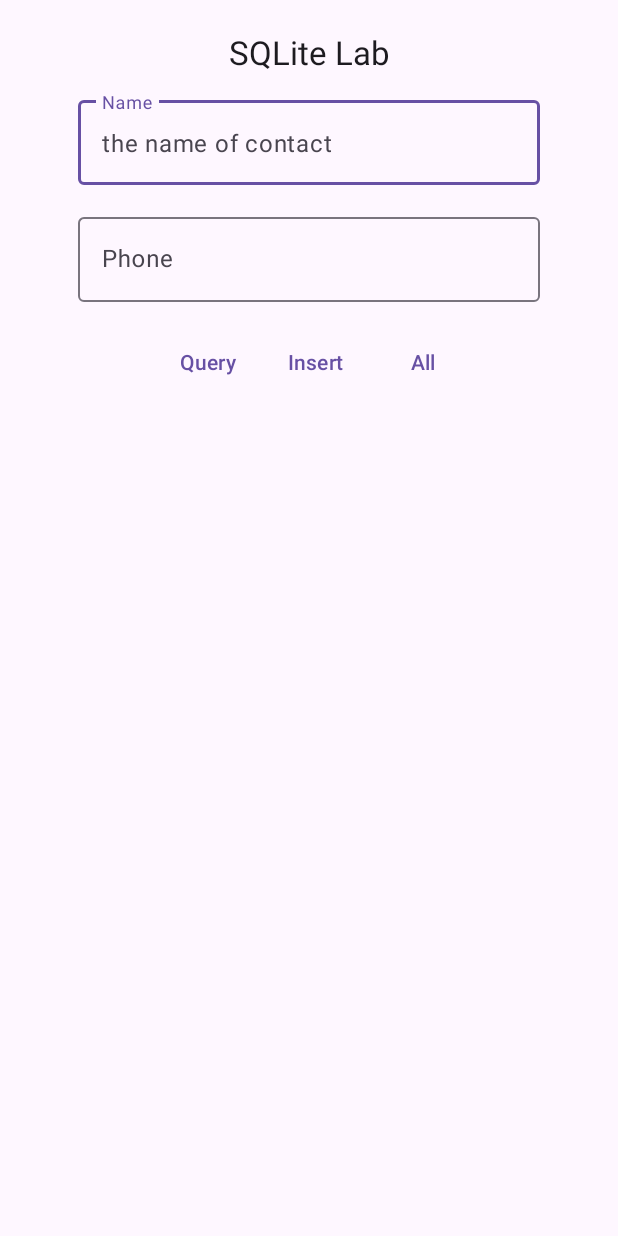
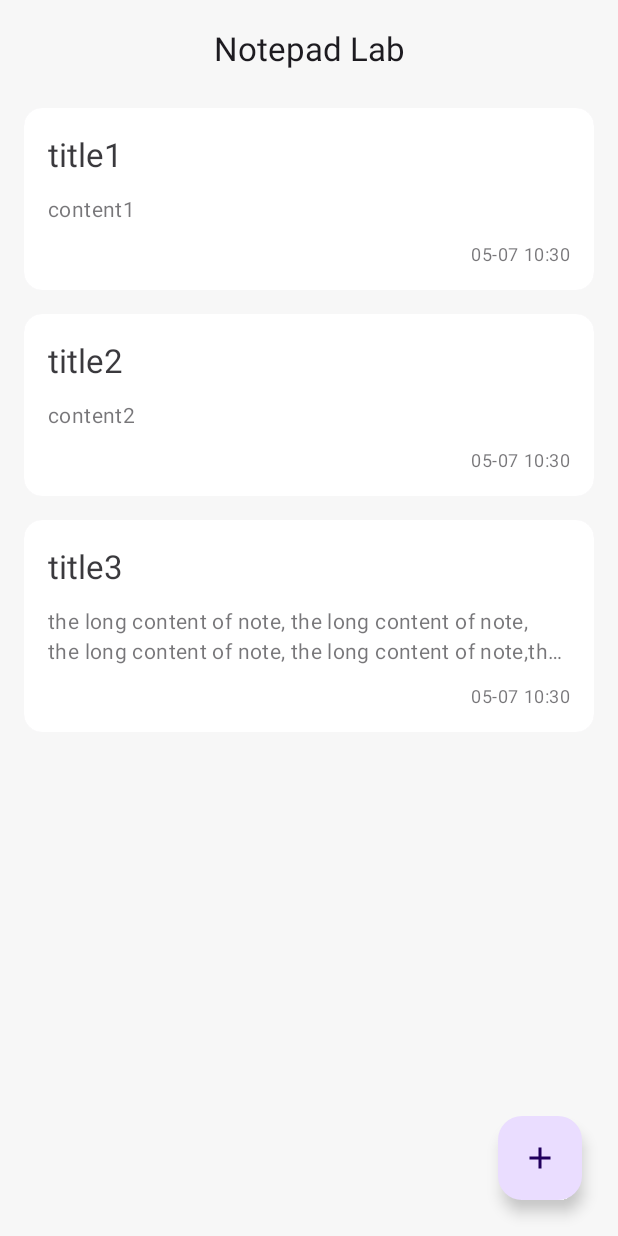
Before and after one commit to Chilfish/Android-demo, an Android app: the screen it shows after launch (SqliteActivity before the commit, NotepadActivity after it), on a phone screen of 412 x 824 dp. Run offline under Robolectric (Android 15) with nearby library versions, the phone set to English and light mode, and no system bars; our stand-ins replace Room's generated code, data binding.

Commit message:
notepad: base home page

```diff
--- a/app/build.gradle.kts
+++ b/app/build.gradle.kts
@@ -50,6 +50,7 @@ dependencies {
     implementation(libs.kotlin.stdlib)
     implementation(libs.coroutines)
     kapt(libs.kapt)
+    implementation(libs.activity)
 
     //UI
     implementation(libs.material)
@@ -70,6 +71,7 @@ dependencies {
 
     implementation(libs.room)
     annotationProcessor(libs.room.compiler)
+    kapt(libs.room.compiler)
     implementation(libs.room.ktx)
 
     // Test
--- a/app/src/main/java/top/chilfish/labs/BaseAdapter.kt
+++ b/app/src/main/java/top/chilfish/labs/BaseAdapter.kt
@@ -39,6 +39,12 @@ abstract class BaseAdapter<T, VB : ViewDataBinding> :
     fun addItem(item: T) {
         items.add(item)
         notifyItemInserted(items.size - 1)
+    }
+
+    fun addItems(newItems: MutableList<T>) {
+        val oldSize = items.size
+        items.addAll(newItems)
+        notifyItemRangeInserted(oldSize, newItems.size)
     }
 
     fun rmItem(item: T) {
--- a/app/src/main/java/top/chilfish/labs/MainActivity.kt
+++ b/app/src/main/java/top/chilfish/labs/MainActivity.kt
@@ -5,6 +5,7 @@ import androidx.appcompat.app.AppCompatActivity
 import android.os.Bundle
 import androidx.recyclerview.widget.LinearLayoutManager
 import top.chilfish.labs.databinding.ActivitySqliteBinding
+import top.chilfish.labs.notepad.NotepadActivity
 import top.chilfish.labs.sqlite.Contact
 import top.chilfish.labs.sqlite.ContactAdapter
 import top.chilfish.labs.sqlite.SqliteActivity
@@ -15,8 +16,9 @@ class MainActivity : AppCompatActivity() {
         setContentView(R.layout.activity_main)
         ContextHolder.init(application)
 
-        val intent = Intent(this, SqliteActivity::class.java)
-        startActivity(intent)
+        val sqlite = Intent(this, SqliteActivity::class.java)
+        val notepad = Intent(this, NotepadActivity::class.java)
+        startActivity(notepad)
         finish()
     }
 }
--- /dev/null
+++ b/app/src/main/java/top/chilfish/labs/MainApplication.kt
@@ -0,0 +1,14 @@
+package top.chilfish.labs
+
+import android.app.Application
+import kotlinx.coroutines.CoroutineScope
+import kotlinx.coroutines.SupervisorJob
+import top.chilfish.labs.notepad.data.NoteDatabase
+import top.chilfish.labs.notepad.data.NoteRepository
+
+class MainApplication : Application() {
+    val applicationScope = CoroutineScope(SupervisorJob())
+
+    private val noteDatabase by lazy { NoteDatabase.getDatabase(this) }
+    val noteRepository by lazy { NoteRepository(noteDatabase.noteDao()) }
+}
--- a/app/src/main/java/top/chilfish/labs/notepad/NotepadActivity.kt
+++ b/app/src/main/java/top/chilfish/labs/notepad/NotepadActivity.kt
@@ -1,19 +1,23 @@
 package top.chilfish.labs.notepad
 
 import android.os.Bundle
+import androidx.activity.viewModels
 import androidx.appcompat.app.AppCompatActivity
 import androidx.recyclerview.widget.LinearLayoutManager
 import androidx.recyclerview.widget.RecyclerView
+import top.chilfish.labs.MainApplication
+import top.chilfish.labs.R
 import top.chilfish.labs.databinding.ActivityNotepadBinding
-import top.chilfish.labs.notepad.data.NoteDatabase
-import top.chilfish.labs.notepad.data.NoteRepository
+import top.chilfish.labs.notepad.data.NoteEntity
 
 class NotepadActivity : AppCompatActivity() {
     private lateinit var binding: ActivityNotepadBinding
     private val noteAdapter = NoteAdapter()
     private lateinit var rv: RecyclerView
 
-    private lateinit var noteViewModel: NoteViewModel
+    private val noteViewModel: NoteViewModel by viewModels {
+        NoteViewModelFactory((application as MainApplication).noteRepository)
+    }
 
     private fun init() {
         binding = ActivityNotepadBinding.inflate(layoutInflater)
@@ -22,8 +26,13 @@ class NotepadActivity : AppCompatActivity() {
         rv.layoutManager = LinearLayoutManager(this)
         rv.adapter = noteAdapter
 
-        val database by lazy { NoteDatabase.getDatabase(this) }
-        noteViewModel = NoteViewModel(NoteRepository(database.noteDao()))
+        noteAdapter.addItems(
+            listOf(
+                NoteEntity(title = "title1", content = "content1"),
+                NoteEntity(title = "title2", content = "content2"),
+                NoteEntity(title = "title3", content = getString(R.string.place_long_content)),
+            ).toMutableList()
+        )
     }
 
     override fun onCreate(savedInstanceState: Bundle?) {
--- a/app/src/main/java/top/chilfish/labs/notepad/data/NoteDao.kt
+++ b/app/src/main/java/top/chilfish/labs/notepad/data/NoteDao.kt
@@ -1,15 +1,17 @@
 package top.chilfish.labs.notepad.data
 
+import androidx.room.Dao
 import androidx.room.Delete
 import androidx.room.Insert
 import androidx.room.Query
 import androidx.room.Update
 import kotlinx.coroutines.flow.Flow
 
+@Dao
 interface NoteDao {
 
     @Query("SELECT * FROM $NOTE_TABLE ORDER BY time DESC")
-    suspend fun getAll(): Flow<List<NoteEntity>>
+    fun getAll(): Flow<List<NoteEntity>>
 
     @Insert
     suspend fun insert(note: NoteEntity): Long
--- a/app/src/main/java/top/chilfish/labs/notepad/data/NoteDatabase.kt
+++ b/app/src/main/java/top/chilfish/labs/notepad/data/NoteDatabase.kt
@@ -10,7 +10,7 @@ abstract class NoteDatabase : RoomDatabase() {
     abstract fun noteDao(): NoteDao
 
     companion object {
-        const val DB_NAME = "note.db"
+        private const val DB_NAME = "note.db"
 
         @Volatile
         private var INSTANT: NoteDatabase? = null
--- a/app/src/main/java/top/chilfish/labs/notepad/data/NoteEntity.kt
+++ b/app/src/main/java/top/chilfish/labs/notepad/data/NoteEntity.kt
@@ -1,7 +1,11 @@
 package top.chilfish.labs.notepad.data
 
 import androidx.room.Entity
+import androidx.room.Ignore
 import androidx.room.PrimaryKey
+import java.text.SimpleDateFormat
+import java.util.Date
+import java.util.Locale
 
 const val NOTE_TABLE = "notes"
 
@@ -11,5 +15,13 @@ data class NoteEntity(
     val id: Int = 0,
     val title: String,
     val content: String,
-    val time: String = System.currentTimeMillis().toString()
-)
+    val time: Long = System.currentTimeMillis()
+) {
+    @get:Ignore
+    val formattedTime: String
+        get() {
+            val date = Date(time)
+            val sdf = SimpleDateFormat("MM-dd HH:mm", Locale.getDefault())
+            return sdf.format(date)
+        }
+}
--- a/app/src/main/java/top/chilfish/labs/notepad/data/NoteRepository.kt
+++ b/app/src/main/java/top/chilfish/labs/notepad/data/NoteRepository.kt
@@ -2,7 +2,7 @@ package top.chilfish.labs.notepad.data
 
 class NoteRepository(private val noteDao: NoteDao) {
 
-    suspend fun getAll() = noteDao.getAll()
+    val allNotes = noteDao.getAll()
 
     suspend fun insert(note: NoteEntity) = noteDao.insert(note)
 
--- /dev/null
+++ b/app/src/main/res/drawable/baseline_add_24.xml
@@ -0,0 +1,5 @@
+<vector android:height="24dp" android:tint="#000000"
+    android:viewportHeight="24" android:viewportWidth="24"
+    android:width="24dp" xmlns:android="http://schemas.android.com/apk/res/android">
+    <path android:fillColor="@android:color/white" android:pathData="M19,13h-6v6h-2v-6H5v-2h6V5h2v6h6v2z"/>
+</vector>
--- a/app/src/main/res/layout/activity_notepad.xml
+++ b/app/src/main/res/layout/activity_notepad.xml
@@ -7,18 +7,39 @@
 
     </data>
 
-    <LinearLayout
+    <androidx.coordinatorlayout.widget.CoordinatorLayout
         android:layout_width="match_parent"
-        android:layout_height="match_parent">
+        android:layout_height="match_parent"
+        android:background="@color/surface">
+
+        <com.google.android.material.appbar.AppBarLayout
+            android:layout_width="match_parent"
+            android:layout_height="wrap_content">
+
+            <com.google.android.material.appbar.MaterialToolbar
+                android:id="@+id/topAppBar"
+                android:layout_width="match_parent"
+                android:layout_height="?attr/actionBarSize"
+                app:title="@string/title_notepad"
+                app:titleCentered="true" />
+        </com.google.android.material.appbar.AppBarLayout>
 
 
         <androidx.recyclerview.widget.RecyclerView
             android:id="@+id/notes"
-            android:layout_width="0dp"
-            android:layout_height="0dp"
-            android:layout_margin="16dp"
-            android:layout_weight="1"
+            android:layout_width="match_parent"
+            android:layout_height="wrap_content"
+            android:layout_marginTop="?attr/actionBarSize"
             app:layoutManager="GridLayoutManager"
             tools:listitem="@layout/item_note" />
-    </LinearLayout>
+
+        <com.google.android.material.floatingactionbutton.FloatingActionButton
+            android:id="@+id/floating_action_button"
+            android:layout_width="wrap_content"
+            android:layout_height="wrap_content"
+            android:layout_gravity="bottom|end"
+            android:layout_margin="24dp"
+            android:contentDescription="@string/add"
+            app:srcCompat="@drawable/baseline_add_24" />
+    </androidx.coordinatorlayout.widget.CoordinatorLayout>
 </layout>
--- a/app/src/main/res/layout/item_note.xml
+++ b/app/src/main/res/layout/item_note.xml
@@ -1,5 +1,6 @@
 <?xml version="1.0" encoding="utf-8"?>
-<layout xmlns:android="http://schemas.android.com/apk/res/android">
+<layout xmlns:android="http://schemas.android.com/apk/res/android"
+    xmlns:app="http://schemas.android.com/apk/res-auto">
 
     <data>
 
@@ -8,9 +9,54 @@
             type="top.chilfish.labs.notepad.data.NoteEntity" />
     </data>
 
-    <androidx.constraintlayout.widget.ConstraintLayout
+    <com.google.android.material.card.MaterialCardView
+        style="?attr/materialCardViewFilledStyle"
         android:layout_width="match_parent"
-        android:layout_height="match_parent">
+        android:layout_height="wrap_content"
+        android:layout_marginHorizontal="16dp"
+        android:layout_marginVertical="8dp">
 
-    </androidx.constraintlayout.widget.ConstraintLayout>
+        <androidx.constraintlayout.widget.ConstraintLayout
+            android:layout_width="match_parent"
+            android:layout_height="wrap_content"
+            android:background="@color/white"
+            android:padding="16dp">
+
+            <TextView
+                android:id="@+id/note_title"
+                style="@style/TextAppearance.Material3.TitleLarge"
+                android:layout_width="wrap_content"
+                android:layout_height="wrap_content"
+                android:text="@{note.title}"
+                android:textColor="@color/material_on_background_emphasis_high_type"
+                app:layout_constraintStart_toStartOf="parent"
+                app:layout_constraintTop_toTopOf="parent" />
+
+            <TextView
+                android:id="@+id/note_content"
+                style="@style/MaterialAlertDialog.Material3.Body.Text"
+                android:layout_width="0dp"
+                android:layout_height="wrap_content"
+                android:layout_marginTop="12dp"
+                android:ellipsize="end"
+                android:maxLines="2"
+                android:text="@{note.content}"
+                android:textColor="@color/material_on_background_emphasis_medium"
+                app:layout_constraintEnd_toEndOf="parent"
+                app:layout_constraintStart_toStartOf="parent"
+                app:layout_constraintTop_toBottomOf="@+id/note_title" />
+
+            <TextView
+                android:id="@+id/note_time"
+                style="@style/TextAppearance.Material3.BodySmall"
+                android:layout_width="wrap_content"
+                android:layout_height="wrap_content"
+                android:layout_marginTop="12dp"
+                android:text="@{note.formattedTime}"
+                android:textColor="@color/material_on_background_emphasis_medium"
+                app:layout_constraintEnd_toEndOf="parent"
+                app:layout_constraintTop_toBottomOf="@+id/note_content" />
+
+        </androidx.constraintlayout.widget.ConstraintLayout>
+    </com.google.android.material.card.MaterialCardView>
 </layout>
--- a/app/src/main/res/values-night/themes.xml
+++ b/app/src/main/res/values-night/themes.xml
@@ -1,7 +1,5 @@
 <resources xmlns:tools="http://schemas.android.com/tools">
     <!-- Base application theme. -->
-    <style name="Base.Theme.Labs" parent="Theme.Material3.DayNight.NoActionBar">
-        <!-- Customize your dark theme here. -->
-        <!-- <item name="colorPrimary">@color/my_dark_primary</item> -->
+    <style name="Theme.Labs" parent="Theme.Material3.DayNight.NoActionBar">
     </style>
 </resources>
--- a/app/src/main/res/values/colors.xml
+++ b/app/src/main/res/values/colors.xml
@@ -2,4 +2,6 @@
 <resources>
     <color name="black">#FF000000</color>
     <color name="white">#FFFFFFFF</color>
+
+    <color name="surface">#fff7f7f7</color>
 </resources>
--- a/app/src/main/res/values/strings.xml
+++ b/app/src/main/res/values/strings.xml
@@ -28,4 +28,21 @@
     <string name="toast_isEmpty">Empty %s!</string>
     <string name="toast_isExist">%s is Exist!</string>
     <string name="toast_items_found">Found %d items</string>
+
+
+    <string name="title_notepad">Notepad Lab</string>
+    <string name="label_title">Title</string>
+    <string name="label_content">Content</string>
+    <string name="label_time">Time</string>
+
+    <string name="place_title">the title of note</string>
+    <string name="place_content">the content of note</string>
+    <string name="place_long_content">the long content of note,  the long content of note,
+        the long content of note, the long content of note,the long content of note,
+        the long content of note, the long content of note,
+    </string>
+    <string name="place_time">03–04 12:00</string>
+
+    <string name="add">Add</string>
+
 </resources>
--- a/app/src/main/res/values/themes.xml
+++ b/app/src/main/res/values/themes.xml
@@ -1,8 +1,7 @@
 <resources xmlns:tools="http://schemas.android.com/tools">
     <!-- Base application theme. -->
     <style name="Theme.Labs" parent="Theme.Material3.DayNight.NoActionBar">
-        <!-- Customize your light theme here. -->
-        <!-- <item name="colorPrimary">@color/my_light_primary</item> -->
+        <item name="colorSurface">@color/surface</item>
     </style>
 
 </resources>
```
Also changed, not shown: app/src/main/AndroidManifest.xml (+8 -1 lines), app/src/main/java/top/chilfish/labs/notepad/NoteViewModel.kt (+14 -1 lines).
